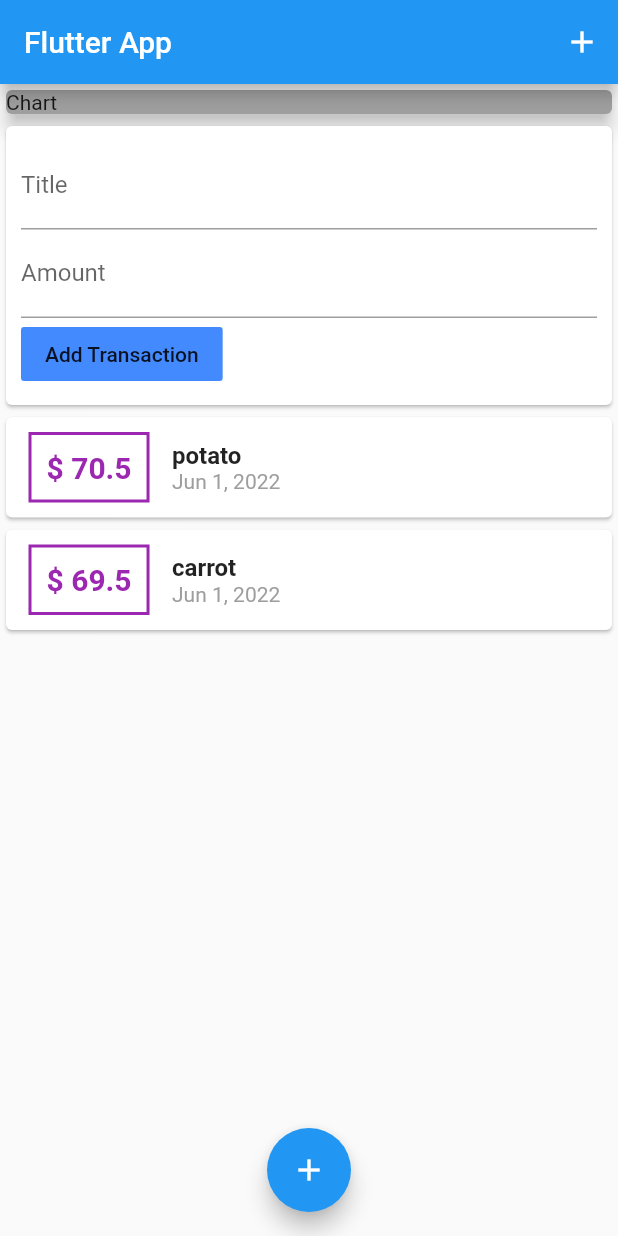
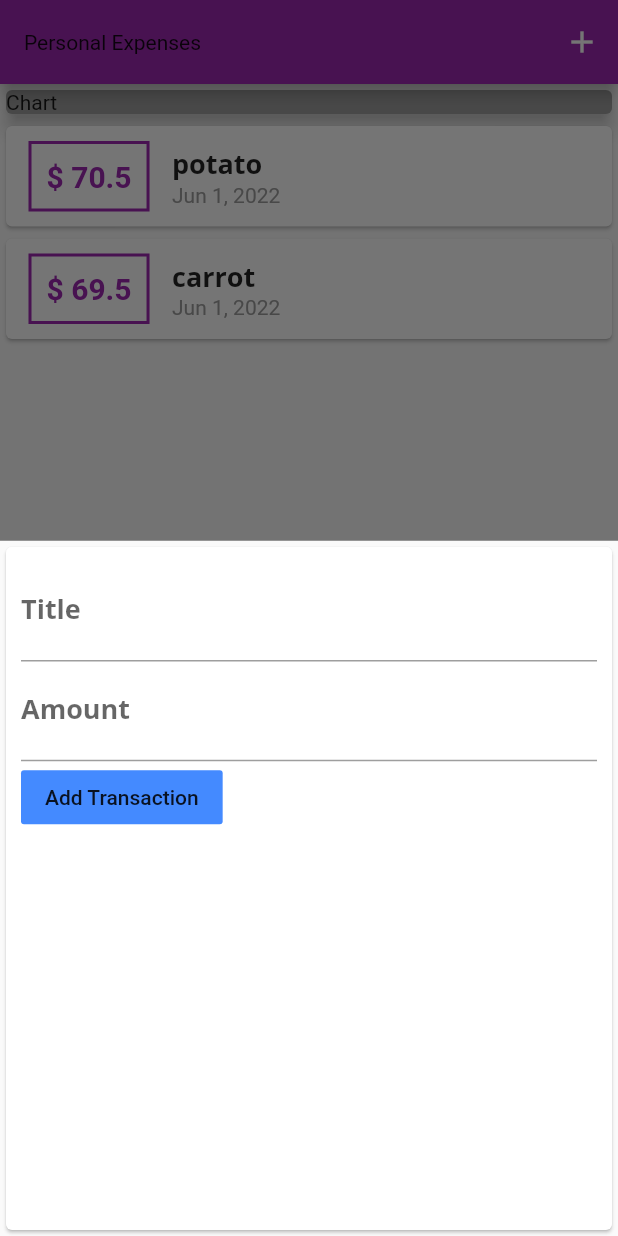
Before and after one commit to ramilsalihar/Personal-Expenses-App, a Flutter app: the screen it shows after launch, after a tap on the "add" icon, on a phone screen of 412 x 824 dp. Run offline on Flutter 3.47's test engine with Material 2 defaults, Android fonts, the phone set to English and light mode, and no system bars.

Commit message:
Add Transaction

```diff
--- a/lib/main.dart
+++ b/lib/main.dart
@@ -1,40 +1,96 @@
 import 'package:flutter/material.dart';
-import 'package:personal_expenses/widgets/user_transactions.dart';
-import './widgets/user_transactions.dart';
+import 'package:personal_expenses/widgets/new_transaction.dart';
+import './widgets/transaction_list.dart';
+import './models/transaction.dart';
 
 
-void main() {
-  runApp(MyApp());
-}
+void main() => runApp(MyApp());
+
 
 class MyApp extends StatelessWidget {
   @override
   Widget build(BuildContext context) {
     return MaterialApp(
-      title: 'Flutter Demo',
+      title: 'Personal Expenses',
       theme: ThemeData(
-        primarySwatch: Colors.blue,
+        primarySwatch: Colors.purple,
+        accentColor: Colors.amber,
+        fontFamily: 'QuickSand',
+        textTheme: ThemeData.light().textTheme.copyWith(
+          titleMedium: TextStyle(
+            fontFamily: 'OpenSans',
+            fontWeight: FontWeight.bold,
+            fontSize: 18,
+          )
+        ),
+        appBarTheme: AppBarTheme(
+          textTheme: ThemeData.light().textTheme.copyWith(
+            titleMedium: TextStyle(
+                fontFamily: 'OpenSans',
+                fontSize: 20,
+            )
+        ),)
       ),
       home: MyHomePage(),
     );
   }
 }
 
-class MyHomePage extends StatelessWidget {
+class MyHomePage extends StatefulWidget {
+  @override
+  State<MyHomePage> createState() => _MyHomePageState();
+}
 
-  // late String titleInput;
-  // late String amountInput;
+class _MyHomePageState extends State<MyHomePage> {
+  final List<Transaction> _userTransaction = [
+    Transaction(
+      id: 't1',
+      title: 'potato',
+      amount: 70.5,
+      date: DateTime.now(),
+    ),
+    Transaction(
+      id: 't2',
+      title: 'carrot',
+      amount: 69.5,
+      date: DateTime.now(),
+    ),
+  ];
 
+  void _addNewTransaction(String txTitle, double txAmount){
+    final newTx = Transaction(
+      id: DateTime.now().toString(),
+      title: txTitle,
+      amount: txAmount,
+      date: DateTime.now(),
+    );
 
+    setState((){
+      _userTransaction.add(newTx);
+    });
+  }
+
+  void _startAddNewTransaction(BuildContext ctx) {
+    showModalBottomSheet(
+        context: ctx,
+        builder: (_) {
+          return GestureDetector(
+            onTap: () {},
+            child: NewTransaction(_addNewTransaction),
+            behavior: HitTestBehavior.opaque,
+          );
+        },
+        );
+  }
 
   @override
   Widget build(BuildContext context) {
     return Scaffold(
       appBar: AppBar(
-        title: Text('Flutter App'),
+        title: Text('Personal Expenses'),
         actions: <Widget>[
           IconButton(
-              onPressed: () {},
+              onPressed: () => _startAddNewTransaction(context),
               icon: Icon(Icons.add),)
         ],
       ),
@@ -51,13 +107,13 @@ class MyHomePage extends StatelessWidget {
                 elevation: 5,
               ),
             ),
-              UserTransactions()
+              TransactionList(_userTransaction),
           ],),
       ),
       floatingActionButtonLocation: FloatingActionButtonLocation.centerFloat,
       floatingActionButton: FloatingActionButton(
         child: Icon(Icons.add),
-        onPressed: () {},
+        onPressed: () => _startAddNewTransaction(context),
       ),
     );
   }
--- a/lib/widgets/new_transaction.dart
+++ b/lib/widgets/new_transaction.dart
@@ -1,12 +1,18 @@
 import 'package:flutter/material.dart';
-import 'package:personal_expenses/widgets/user_transactions.dart';
 
-class NewTransaction extends StatelessWidget {
-  final titleController = TextEditingController();
-  final amountController = TextEditingController();
+class NewTransaction extends StatefulWidget {
   final Function addTx;
 
   NewTransaction(this.addTx);
+
+  @override
+  State<NewTransaction> createState() => _NewTransactionState();
+}
+
+class _NewTransactionState extends State<NewTransaction> {
+  final titleController = TextEditingController();
+
+  final amountController = TextEditingController();
 
   void submitData() {
     final enteredTitle = titleController.text;
@@ -15,10 +21,12 @@ class NewTransaction extends StatelessWidget {
     if(enteredTitle.isEmpty || enteredAmount <= 0){
       return;
     }
-    addTx(
+    widget.addTx(
       enteredTitle,
       enteredAmount,
     );
+
+    Navigator.of(context).pop();
   }
 
   @override
--- a/lib/widgets/transaction_list.dart
+++ b/lib/widgets/transaction_list.dart
@@ -19,7 +19,7 @@ class TransactionList extends StatelessWidget {
                     Container(
                       margin: EdgeInsets.symmetric(vertical: 10, horizontal: 15),
                       decoration: BoxDecoration(
-                          border: Border.all(color: Colors.purple, width: 2,)
+                          border: Border.all(color: Theme.of(context).primaryColor, width: 2,)
                       ),
                       padding: EdgeInsets.all(10),
                       child: Text(
@@ -27,7 +27,7 @@ class TransactionList extends StatelessWidget {
                         style: TextStyle(
                           fontWeight: FontWeight.bold,
                           fontSize: 20,
-                          color: Colors.purple,
+                          color: Theme.of(context).primaryColor,
                         ),
                       ),
                     ),
@@ -36,10 +36,7 @@ class TransactionList extends StatelessWidget {
                       children: <Widget>[
                         Text(
                           transactions[index].title??'',
-                          style: TextStyle(
-                            fontSize: 16,
-                            fontWeight: FontWeight.bold,
-                          ),
+                          style: Theme.of(context).textTheme.titleMedium,
                         ),
                         Text(
                           DateFormat.yMMMd().format(transactions[index].date! as DateTime),
--- a/lib/widgets/user_transactions.dart
+++ /dev/null
@@ -1,51 +0,0 @@
-import 'package:flutter/material.dart';
-import './new_transaction.dart';
-import './transaction_list.dart';
-import '../models/transaction.dart';
-
-class UserTransactions extends StatefulWidget {
-  const UserTransactions({Key? key}) : super(key: key);
-
-  @override
-  State<UserTransactions> createState() => _UserTransactionsState();
-}
-
-class _UserTransactionsState extends State<UserTransactions> {
-  final List<Transaction> _userTransaction = [
-    Transaction(
-      id: 't1',
-      title: 'potato',
-      amount: 70.5,
-      date: DateTime.now(),
-    ),
-    Transaction(
-      id: 't2',
-      title: 'carrot',
-      amount: 69.5,
-      date: DateTime.now(),
-    ),
-  ];
-
-  void _addNewTransaction(String txTitle, double txAmount){
-    final newTx = Transaction(
-        id: DateTime.now().toString(),
-        title: txTitle,
-        amount: txAmount,
-        date: DateTime.now(),
-    );
-
-    setState((){
-      _userTransaction.add(newTx);
-    });
-  }
-
-  @override
-  Widget build(BuildContext context) {
-    return Column(
-      children: <Widget>[
-        NewTransaction(_addNewTransaction),
-        TransactionList(_userTransaction),
-      ],
-    );
-  }
-}
```
Also changed, not shown: pubspec.yaml (+11 -6 lines), assets/fonts/OpenSans-Bold.ttf (added), assets/fonts/OpenSans-Regular.ttf (added), assets/fonts/Quicksand-Bold.ttf (added), assets/fonts/Quicksand-Light.ttf (added), assets/fonts/Quicksand-Medium.ttf (added), assets/fonts/Quicksand-Regular.ttf (added).
